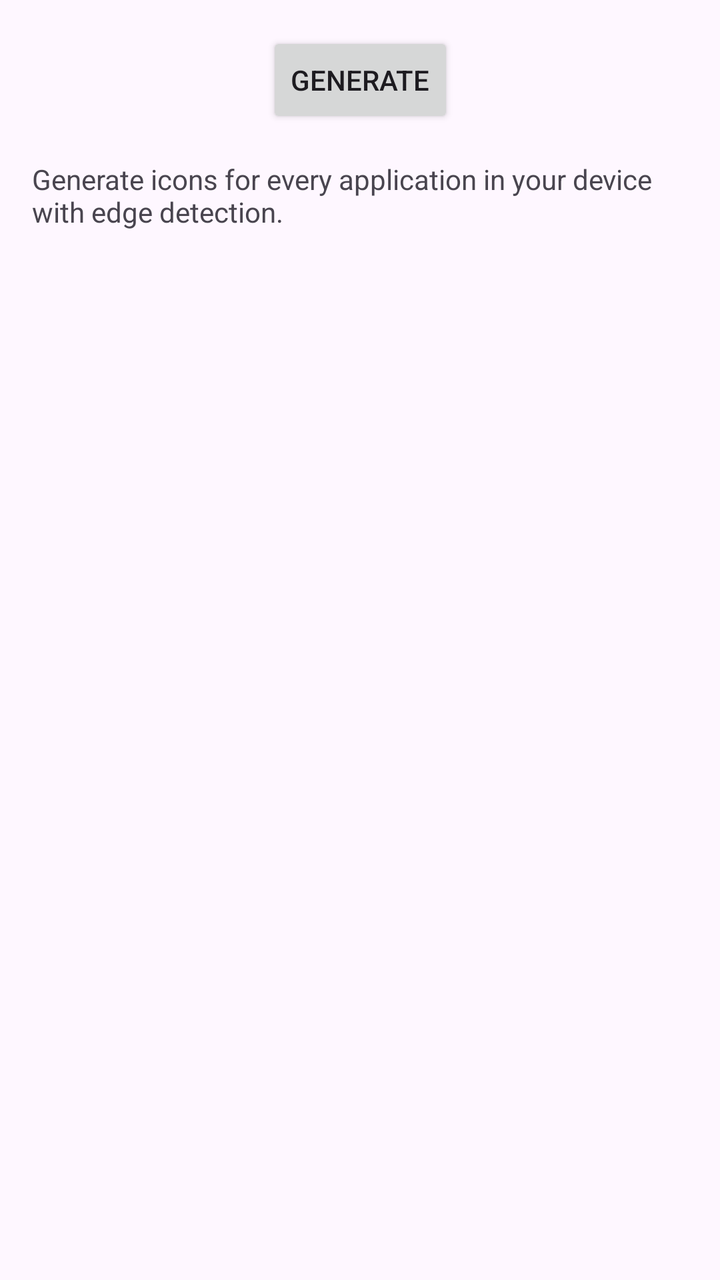
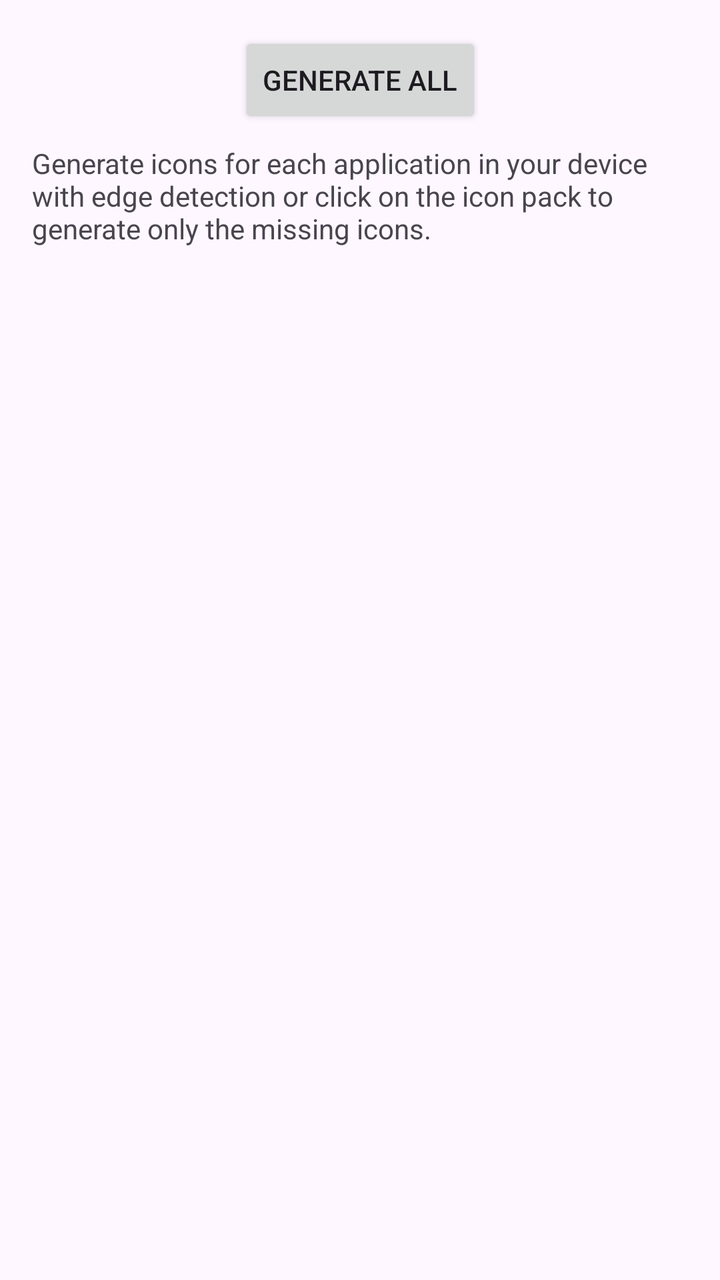

Compare the two renders of this Android layout. The source of the first and the diff that turns it into the second are given below.
<!-- AndroidManifest.xml: application theme Theme.Iconeration -->
<!-- res/layout/fragment_home.xml -->
<?xml version="1.0" encoding="utf-8"?>
<androidx.core.widget.NestedScrollView xmlns:android="http://schemas.android.com/apk/res/android"
    xmlns:app="http://schemas.android.com/apk/res-auto"
    xmlns:tools="http://schemas.android.com/tools"
    android:layout_width="match_parent"
    android:layout_height="match_parent"
    tools:context=".HomeFragment">

    <androidx.constraintlayout.widget.ConstraintLayout
        android:layout_width="match_parent"
        android:layout_height="match_parent"
        android:padding="16dp">

        <Button
            android:id="@+id/button_first"
            android:layout_width="wrap_content"
            android:layout_height="wrap_content"
            android:text="@string/generate"
            app:layout_constraintBottom_toTopOf="@id/textview_first"
            app:layout_constraintEnd_toEndOf="parent"
            app:layout_constraintStart_toStartOf="parent"
            app:layout_constraintTop_toTopOf="parent" />

        <TextView
            android:id="@+id/textview_first"
            android:layout_width="wrap_content"
            android:layout_height="wrap_content"
            android:layout_marginTop="16dp"
            android:text="@string/home_text"
            app:layout_constraintBottom_toBottomOf="parent"
            app:layout_constraintEnd_toEndOf="parent"
            app:layout_constraintStart_toStartOf="parent"
            app:layout_constraintTop_toBottomOf="@id/button_first" />
    </androidx.constraintlayout.widget.ConstraintLayout>
</androidx.core.widget.NestedScrollView>
<!-- resources referenced by this layout -->
<resources>
  <string name="generate">Generate</string>
  <string name="home_text">Generate icons for every application in your device with edge detection.</string>
  <style name="Theme.Iconeration" parent="Base.Theme.Iconeration" />
  <style name="Base.Theme.Iconeration" parent="Theme.Material3.DayNight.NoActionBar">
          
          
      </style>
</resources>

<!-- the commit's change to res/layout/fragment_home.xml (unified diff, before → after) -->
@@ -16,7 +16,6 @@
             android:layout_width="wrap_content"
             android:layout_height="wrap_content"
             android:text="@string/generate"
-            app:layout_constraintBottom_toTopOf="@id/textview_first"
             app:layout_constraintEnd_toEndOf="parent"
             app:layout_constraintStart_toStartOf="parent"
             app:layout_constraintTop_toTopOf="parent" />
@@ -25,11 +24,18 @@
             android:id="@+id/textview_first"
             android:layout_width="wrap_content"
             android:layout_height="wrap_content"
-            android:layout_marginTop="16dp"
+            android:layout_marginTop="8dp"
             android:text="@string/home_text"
-            app:layout_constraintBottom_toBottomOf="parent"
             app:layout_constraintEnd_toEndOf="parent"
             app:layout_constraintStart_toStartOf="parent"
             app:layout_constraintTop_toBottomOf="@id/button_first" />
+
+        <androidx.recyclerview.widget.RecyclerView
+            android:id="@+id/packView"
+            android:layout_width="match_parent"
+            android:layout_height="match_parent"
+            android:layout_marginTop="8dp"
+            app:layout_constraintStart_toStartOf="parent"
+            app:layout_constraintTop_toBottomOf="@+id/textview_first" />
     </androidx.constraintlayout.widget.ConstraintLayout>
 </androidx.core.widget.NestedScrollView>
<!-- resource entries referenced after the edit -->
@@ -1,7 +1,7 @@
 <!-- resources referenced by this layout -->
 <resources>
-  <string name="generate">Generate</string>
-  <string name="home_text">Generate icons for every application in your device with edge detection.</string>
+  <string name="generate">Generate All</string>
+  <string name="home_text">Generate icons for each application in your device with edge detection or click on the icon pack to generate only the missing icons.</string>
   <style name="Theme.Iconeration" parent="Base.Theme.Iconeration" />
   <style name="Base.Theme.Iconeration" parent="Theme.Material3.DayNight.NoActionBar">
           
